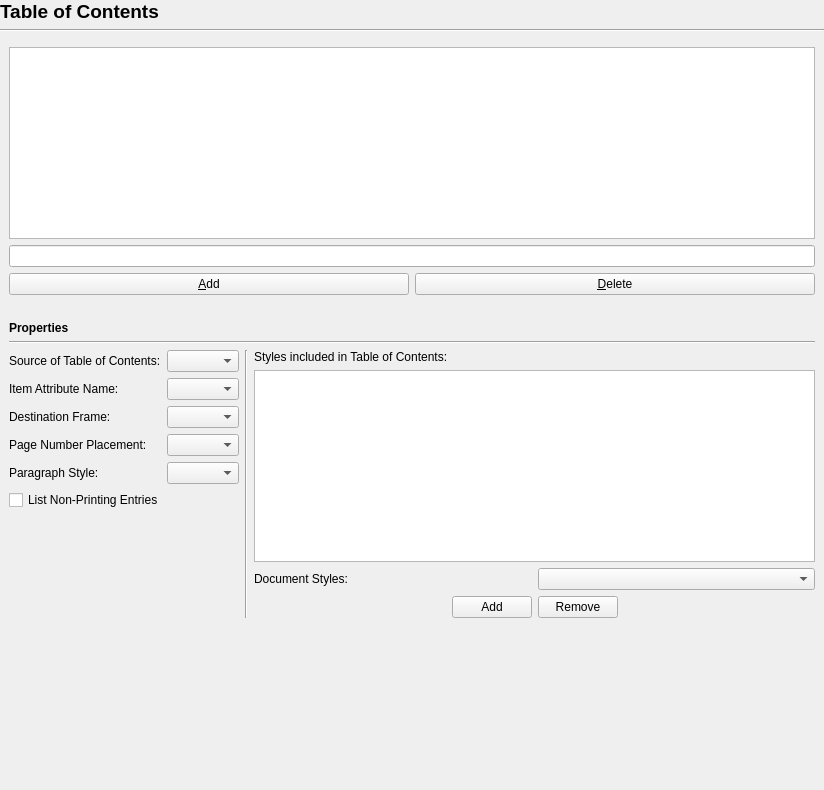
Old version of the form scribus/ui/prefs_tableofcontentsbase.ui in the repository scribusproject/scribus.
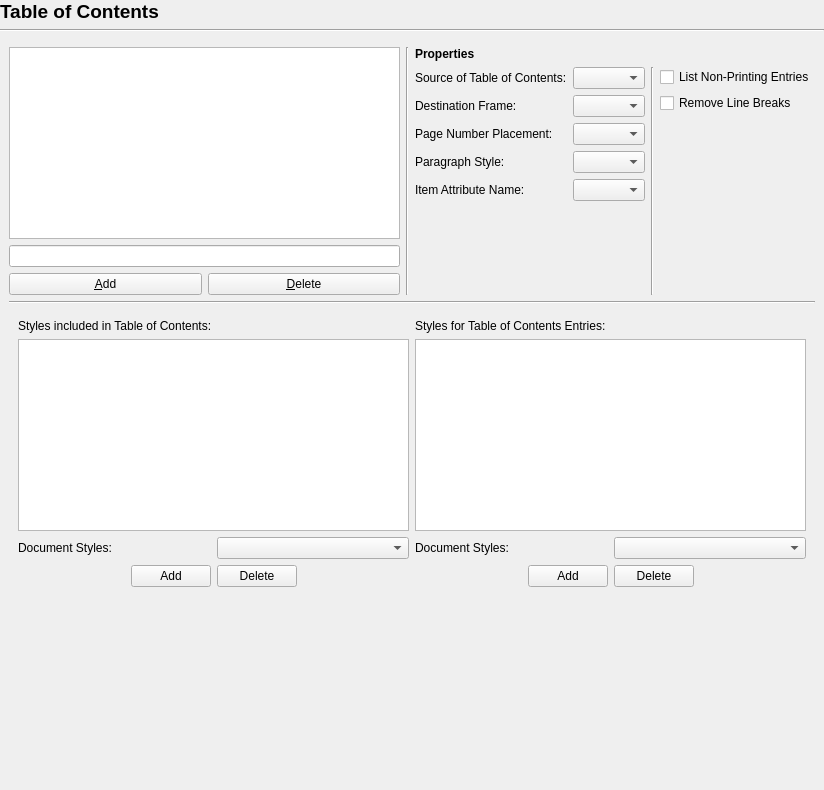
New version of the form. Custom widgets are drawn as their Qt base class.

Commit message: Update style based table of contents to include styles per heading entry. The set style on the TOC is used if the style for the heading is empty. Remove line break code preparation. Clean up ui element enabling.

```diff
--- a/scribus/ui/prefs_tableofcontentsbase.ui
+++ b/scribus/ui/prefs_tableofcontentsbase.ui
@@ -64,6 +64,10 @@
         <height>748</height>
        </rect>
       </property>
+      <layout class="QVBoxLayout" name="verticalLayout_7">
+       <item>
+        <layout class="QHBoxLayout" name="horizontalLayout_4">
+         <item>
       <layout class="QVBoxLayout" name="verticalLayout_3">
        <item>
         <widget class="QListWidget" name="tocListBox"/>
@@ -95,22 +99,17 @@
          </item>
         </layout>
        </item>
+          </layout>
+         </item>
        <item>
-        <spacer name="verticalSpacer_2">
+          <widget class="Line" name="line_4">
          <property name="orientation">
           <enum>Qt::Vertical</enum>
          </property>
-         <property name="sizeType">
-          <enum>QSizePolicy::Fixed</enum>
-         </property>
-         <property name="sizeHint" stdset="0">
-          <size>
-           <width>20</width>
-           <height>20</height>
-          </size>
-         </property>
-        </spacer>
-       </item>
+          </widget>
+         </item>
+         <item>
+          <layout class="QVBoxLayout" name="verticalLayout_5">
        <item>
         <widget class="QLabel" name="label_2">
          <property name="font">
@@ -124,13 +123,6 @@
          </property>
         </widget>
        </item>
-       <item>
-        <widget class="Line" name="line_2">
-         <property name="orientation">
-          <enum>Qt::Horizontal</enum>
-         </property>
-        </widget>
-       </item>
        <item>
         <layout class="QHBoxLayout" name="horizontalLayout_3">
          <item>
@@ -153,23 +145,6 @@
             </widget>
            </item>
            <item row="1" column="0">
-            <widget class="QLabel" name="tocItemAttrLabel">
-             <property name="text">
-              <string>Item Attribute Name:</string>
-             </property>
-             <property name="wordWrap">
-              <bool>false</bool>
-             </property>
-            </widget>
-           </item>
-           <item row="1" column="1">
-            <widget class="QComboBox" name="itemAttrComboBox">
-             <property name="toolTip">
-              <string>The Item Attribute that will be set on frames used as a basis for creation of the entries</string>
-             </property>
-            </widget>
-           </item>
-           <item row="2" column="0">
             <widget class="QLabel" name="tocDestFrameLabel">
              <property name="text">
               <string>Destination Frame:</string>
@@ -179,14 +154,14 @@
              </property>
             </widget>
            </item>
-           <item row="2" column="1">
+               <item row="1" column="1">
             <widget class="QComboBox" name="itemDestFrameComboBox">
              <property name="toolTip">
               <string>The frame the table of contents will be placed into</string>
              </property>
             </widget>
            </item>
-           <item row="3" column="0">
+               <item row="2" column="0">
             <widget class="QLabel" name="tocNumberPlacementLabel">
              <property name="text">
               <string>Page Number Placement:</string>
@@ -196,14 +171,14 @@
              </property>
             </widget>
            </item>
-           <item row="3" column="1">
+               <item row="2" column="1">
             <widget class="QComboBox" name="itemNumberPlacementComboBox">
              <property name="toolTip">
               <string>Place page numbers of the entries at the beginning or the end of the line, or not at all</string>
              </property>
             </widget>
            </item>
-           <item row="4" column="0">
+               <item row="3" column="0">
             <widget class="QLabel" name="tocParagraphStyleLabel">
              <property name="text">
               <string>Paragraph Style:</string>
@@ -213,14 +188,42 @@
              </property>
             </widget>
            </item>
-           <item row="4" column="1">
+               <item row="3" column="1">
             <widget class="QComboBox" name="itemParagraphStyleComboBox">
              <property name="toolTip">
               <string>The paragraph style used for the entry lines</string>
              </property>
             </widget>
            </item>
-           <item row="5" column="0" colspan="2">
+               <item row="4" column="1">
+                <widget class="QComboBox" name="itemAttrComboBox">
+                 <property name="toolTip">
+                  <string>The Item Attribute that will be set on frames used as a basis for creation of the entries</string>
+                 </property>
+                </widget>
+               </item>
+               <item row="4" column="0">
+                <widget class="QLabel" name="tocItemAttrLabel">
+                 <property name="text">
+                  <string>Item Attribute Name:</string>
+                 </property>
+                 <property name="wordWrap">
+                  <bool>false</bool>
+                 </property>
+                </widget>
+               </item>
+              </layout>
+             </item>
+             <item>
+              <widget class="Line" name="line_3">
+               <property name="orientation">
+                <enum>Qt::Vertical</enum>
+               </property>
+              </widget>
+             </item>
+             <item>
+              <layout class="QVBoxLayout" name="verticalLayout_4">
+               <item>
             <widget class="QCheckBox" name="itemListNonPrintingCheckBox">
              <property name="toolTip">
               <string>Include frames that are set to not print as well</string>
@@ -230,15 +233,51 @@
              </property>
             </widget>
            </item>
-          </layout>
+               <item>
+                <widget class="QCheckBox" name="removeLineBreaksCheckBox">
+                 <property name="toolTip">
+                  <string>Remove line breaks from text in the heading</string>
+                 </property>
+                 <property name="text">
+                  <string>Remove Line Breaks</string>
+                 </property>
+                </widget>
          </item>
          <item>
-          <widget class="Line" name="line_3">
+                <spacer name="verticalSpacer_3">
            <property name="orientation">
             <enum>Qt::Vertical</enum>
            </property>
-          </widget>
-         </item>
+                 <property name="sizeHint" stdset="0">
+                  <size>
+                   <width>20</width>
+                   <height>40</height>
+                  </size>
+                 </property>
+                </spacer>
+               </item>
+              </layout>
+             </item>
+            </layout>
+           </item>
+          </layout>
+         </item>
+        </layout>
+       </item>
+       <item>
+        <widget class="Line" name="line_2">
+         <property name="orientation">
+          <enum>Qt::Horizontal</enum>
+         </property>
+        </widget>
+       </item>
+       <item>
+        <widget class="QStackedWidget" name="stackedWidget">
+         <property name="currentIndex">
+          <number>0</number>
+         </property>
+         <widget class="QWidget" name="page">
+          <layout class="QHBoxLayout" name="horizontalLayout_7">
          <item>
           <layout class="QVBoxLayout" name="verticalLayout_2">
            <item>
@@ -265,7 +304,7 @@
               </widget>
              </item>
              <item>
-              <widget class="ParaStyleComboBox" name="paragraphStyleComboBox">
+                <widget class="QComboBox" name="paragraphStyleComboBox">
                <property name="sizePolicy">
                 <sizepolicy hsizetype="Preferred" vsizetype="Fixed">
                  <horstretch>0</horstretch>
@@ -299,9 +338,9 @@
               </widget>
              </item>
              <item>
-              <widget class="QPushButton" name="removeStyleButton">
+                <widget class="QPushButton" name="deleteStyleButton">
                <property name="text">
-                <string>Remove</string>
+                  <string>Delete</string>
                </property>
               </widget>
              </item>
@@ -322,7 +361,93 @@
            </item>
           </layout>
          </item>
-        </layout>
+           <item>
+            <layout class="QVBoxLayout" name="verticalLayout_6">
+             <item>
+              <widget class="QLabel" name="label_6">
+               <property name="text">
+                <string>Styles for Table of Contents Entries:</string>
+               </property>
+              </widget>
+             </item>
+             <item>
+              <widget class="QListWidget" name="styleListTOCWidget">
+               <property name="sortingEnabled">
+                <bool>false</bool>
+               </property>
+              </widget>
+             </item>
+             <item>
+              <layout class="QHBoxLayout" name="horizontalLayout_5">
+               <item>
+                <widget class="QLabel" name="label_7">
+                 <property name="text">
+                  <string>Document Styles:</string>
+                 </property>
+                </widget>
+               </item>
+               <item>
+                <widget class="QComboBox" name="paragraphStyleTOCComboBox">
+                 <property name="sizePolicy">
+                  <sizepolicy hsizetype="Preferred" vsizetype="Fixed">
+                   <horstretch>0</horstretch>
+                   <verstretch>0</verstretch>
+                  </sizepolicy>
+                 </property>
+                </widget>
+               </item>
+              </layout>
+             </item>
+             <item>
+              <layout class="QHBoxLayout" name="horizontalLayout_6">
+               <item>
+                <spacer name="horizontalSpacer_3">
+                 <property name="orientation">
+                  <enum>Qt::Horizontal</enum>
+                 </property>
+                 <property name="sizeHint" stdset="0">
+                  <size>
+                   <width>40</width>
+                   <height>20</height>
+                  </size>
+                 </property>
+                </spacer>
+               </item>
+               <item>
+                <widget class="QPushButton" name="addStyleTOCButton">
+                 <property name="text">
+                  <string>Add</string>
+                 </property>
+                </widget>
+               </item>
+               <item>
+                <widget class="QPushButton" name="deleteStyleTOCButton">
+                 <property name="text">
+                  <string>Delete</string>
+                 </property>
+                </widget>
+               </item>
+               <item>
+                <spacer name="horizontalSpacer_4">
+                 <property name="orientation">
+                  <enum>Qt::Horizontal</enum>
+                 </property>
+                 <property name="sizeHint" stdset="0">
+                  <size>
+                   <width>40</width>
+                   <height>20</height>
+                  </size>
+                 </property>
+                </spacer>
+               </item>
+              </layout>
+             </item>
+            </layout>
+           </item>
+          </layout>
+         </widget>
+         <widget class="QWidget" name="page_2"/>
+        </widget>
        </item>
        <item>
         <spacer name="verticalSpacer">
@@ -343,13 +468,6 @@
    </item>
   </layout>
  </widget>
- <customwidgets>
-  <customwidget>
-   <class>ParaStyleComboBox</class>
-   <extends>QComboBox</extends>
-   <header>ui/stylecombos.h</header>
-  </customwidget>
- </customwidgets>
  <resources/>
  <connections/>
 </ui>
```
Lines whose indentation alone changed are shown as unchanged. The commit also changes 10 other files.
